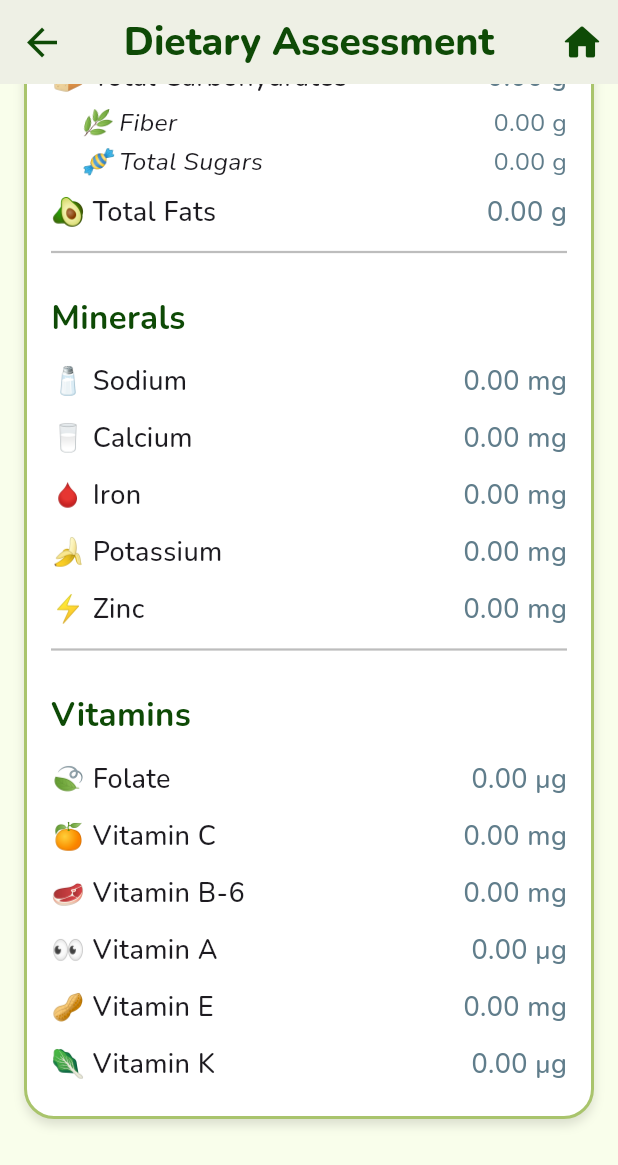
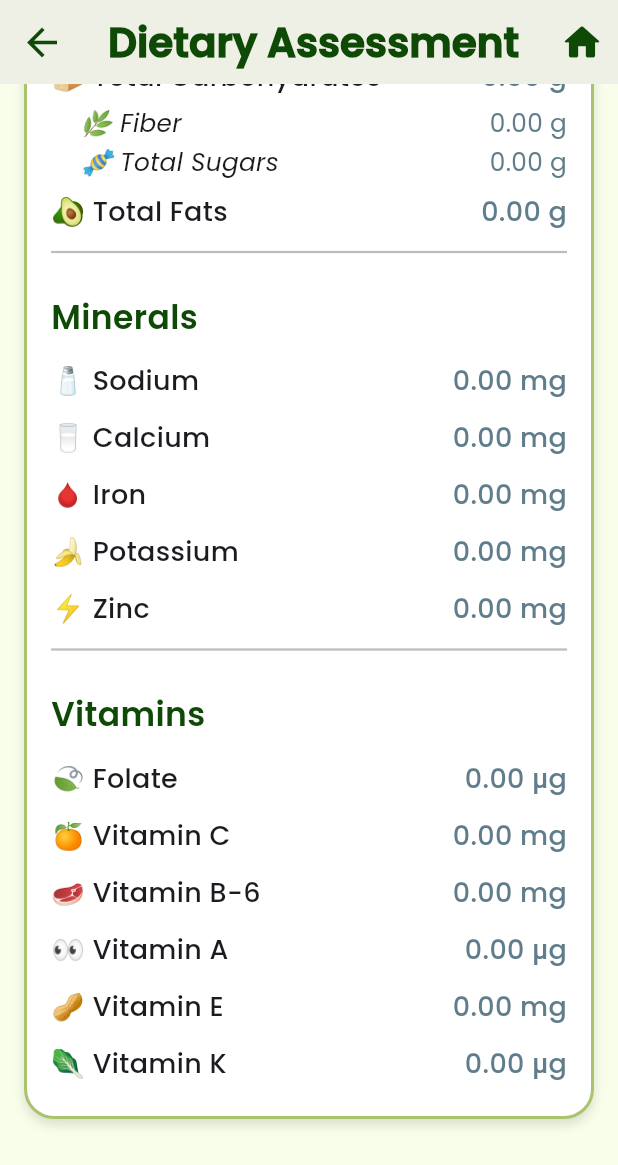
Before and after one commit to chrmlmrn/NutriShow, a Flutter app: the MacronutrientAdvicePage screen opened directly with empty values, scrolled down 242 dp, on a phone screen of 412 x 824 dp. Shown: the top 1165 px of the screen. Run offline on Flutter 3.47's test engine with Material 3 defaults, Android fonts, the phone set to English and light mode, and no system bars; our stand-ins replace fl_chart, google_fonts, image_picker, shared_preferences, sqflite; missing offline and left inert: tflite_flutter; accounts and stored records are empty.

Commit message:
updated fonts and UI design

```diff
--- a/lib/views/advice.dart
+++ b/lib/views/advice.dart
@@ -187,7 +187,7 @@ class MacronutrientAdvicePage extends StatelessWidget {
       padding: const EdgeInsets.only(bottom: 6.0),
       child: Text(
         msg,
-        style: GoogleFonts.nunito(
+        style: GoogleFonts.poppins(
           fontSize: 16.5,
           fontStyle: FontStyle.italic,
           color: Color(0xFFcf2400),
@@ -218,7 +218,7 @@ class MacronutrientAdvicePage extends StatelessWidget {
         actions: [
           TextButton(
             onPressed: () => Navigator.pop(context),
-            child: Text("Close", style: GoogleFonts.poppins(fontSize: 15, color: Color(0xFF0E4A06))),
+            child: Text("Close", style: GoogleFonts.poppins(fontSize: 15, fontWeight: FontWeight.bold, color: Color(0xFF0E4A06))),
           ),
         ],
       ),
@@ -265,7 +265,7 @@ class MacronutrientAdvicePage extends StatelessWidget {
         iconTheme: IconThemeData(color: Color(0xFF0E4A06), size: 30),
         title: Text(
           'Dietary Assessment',
-          style: GoogleFonts.nunito(fontSize: 26, fontWeight: FontWeight.w800, color: Color(0xFF0E4A06)),
+          style: GoogleFonts.poppins(fontSize: 27, fontWeight: FontWeight.w800, color: Color(0xFF0E4A06)),
         ),
         actions: [
           IconButton(
@@ -291,7 +291,7 @@ class MacronutrientAdvicePage extends StatelessWidget {
                   padding: const EdgeInsets.only(top: 4.0),
                   child: Text(
                     "Category: ${foodDetails['category_name'].toString()}",
-                    style: GoogleFonts.nunito(
+                    style: GoogleFonts.poppins(
                       fontSize: 16.5,
                       fontStyle: FontStyle.italic,
                       color: Colors.black87,
@@ -313,7 +313,7 @@ class MacronutrientAdvicePage extends StatelessWidget {
                   padding: const EdgeInsets.only(top: 6.0),
                   child: Text(
                     "$portionSize portion(s) • ${_calculateTotalGrams()} grams",
-                    style: GoogleFonts.nunito(
+                    style: GoogleFonts.poppins(
                       fontSize: 17,
                       fontStyle: FontStyle.italic,
                       color: Colors.black87,
@@ -325,7 +325,7 @@ class MacronutrientAdvicePage extends StatelessWidget {
                 child: Column(
                   crossAxisAlignment: CrossAxisAlignment.start,
                   children: [
-                    _buildHeaderRow("🔥 Calories", "${_adjustForPortion(foodDetails['energy_kcal'] ?? 0).toStringAsFixed(0)} kcal"),
+                    _buildHeaderRow("🔥 Calories", "${_adjustForPortion(foodDetails['energy_kcal'] ?? 0).toStringAsFixed(2)} kcal"),
                     SizedBox(height: 10),
                     _buildNutrientRow("🍗 Protein", _adjustForPortion(foodDetails['protein_g'] ?? 0), "g"),
                     _buildNutrientRow("🍞 Total Carbohydrates", _adjustForPortion(foodDetails['carbohydrates_g'] ?? 0), "g"),
@@ -374,7 +374,7 @@ class MacronutrientAdvicePage extends StatelessWidget {
                           padding: const EdgeInsets.only(bottom: 12.0),
                           child: Text(
                             "ℹ️  $notice",
-                            style: GoogleFonts.nunito(
+                            style: GoogleFonts.poppins(
                               fontSize: 15.5,
                               fontStyle: FontStyle.italic,
                               color: Colors.black87,
@@ -386,10 +386,10 @@ class MacronutrientAdvicePage extends StatelessWidget {
                         ...[
                           Text(
                             "Too much nutrients (${(assessment?['too_much'] as List?)?.length ?? 0}):",
-                            style: GoogleFonts.nunito(fontSize: 16.5, fontWeight: FontWeight.w700),
+                            style: GoogleFonts.poppins(fontSize: 16.5, fontWeight: FontWeight.w700),
                           ),
                           if ((assessment?['too_much'] as List?)?.isEmpty ?? true)
-                            Text("⚫  None", style: GoogleFonts.nunito(fontSize: 16.5))
+                            Text("⚫  None", style: GoogleFonts.poppins(fontSize: 16.5))
                           else
                             ...List.generate(
                               (assessment!['too_much'] as List).length,
@@ -413,17 +413,17 @@ class MacronutrientAdvicePage extends StatelessWidget {
 
                                 return Padding(
                                   padding: const EdgeInsets.symmetric(vertical: 2.0),
-                                  child: Text("🔴  $item", style: GoogleFonts.nunito(fontSize: 16.5)),
+                                  child: Text("🔴  $item", style: GoogleFonts.poppins(fontSize: 16.5)),
                                 );
                               },
                             ),
                           const SizedBox(height: 15),
                           Text(
                             "Lacking nutrients (${(assessment?['lacking'] as List?)?.length ?? 0}):",
-                            style: GoogleFonts.nunito(fontSize: 16.5, fontWeight: FontWeight.w700),
+                            style: GoogleFonts.poppins(fontSize: 16.5, fontWeight: FontWeight.w700),
                           ),
                           if ((assessment?['lacking'] as List?)?.isEmpty ?? true)
-                            Text("⚫  None", style: GoogleFonts.nunito(fontSize: 16.5))
+                            Text("⚫  None", style: GoogleFonts.poppins(fontSize: 16.5))
                           else
                             ...List.generate(
                               (assessment!['lacking'] as List).length,
@@ -447,7 +447,7 @@ class MacronutrientAdvicePage extends StatelessWidget {
 
                                 return Padding(
                                   padding: const EdgeInsets.symmetric(vertical: 2.0),
-                                  child: Text("🟡  $item", style: GoogleFonts.nunito(fontSize: 16.5)),
+                                  child: Text("🟡  $item", style: GoogleFonts.poppins(fontSize: 16.5)),
                                 );
                               },
                             ),
@@ -459,7 +459,7 @@ class MacronutrientAdvicePage extends StatelessWidget {
                             padding: const EdgeInsets.only(bottom: 6.0),
                             child: Text(
                               msg,
-                              style: GoogleFonts.nunito(
+                              style: GoogleFonts.poppins(
                                 fontSize: 16.5,
                                 fontStyle: FontStyle.italic,
                                 color: Color(0xFFB80000),
@@ -468,7 +468,7 @@ class MacronutrientAdvicePage extends StatelessWidget {
                           )).toList() ?? _buildPinnedAdvice())
                         ]
                       else
-                        Text("• Not available", style: GoogleFonts.nunito(fontSize: 16.5)),
+                        Text("• Not available", style: GoogleFonts.poppins(fontSize: 16.5)),
                     ],
                   ),
                 ),
@@ -593,7 +593,7 @@ class MacronutrientAdvicePage extends StatelessWidget {
       padding: const EdgeInsets.only(top: 20.0, bottom: 8.0),
       child: Text(
         title,
-        style: GoogleFonts.nunito(
+        style: GoogleFonts.poppins(
           fontSize: 22,
           fontWeight: FontWeight.w700,
           color: Color(0xFF0E4A06),
@@ -610,11 +610,11 @@ class MacronutrientAdvicePage extends StatelessWidget {
         children: [
           Text(
             name,
-            style: GoogleFonts.nunito(fontSize: 18, fontWeight: FontWeight.w500),
+            style: GoogleFonts.poppins(fontSize: 18, fontWeight: FontWeight.w500),
           ),
           Text(
               "${(value != null) ? _formatValue(value as num) : 'Unknown'} $unit",
-              style: GoogleFonts.nunito(fontSize: 18, fontWeight: FontWeight.w500, color: Colors.blueGrey),
+              style: GoogleFonts.poppins(fontSize: 18, fontWeight: FontWeight.w500, color: Colors.blueGrey),
           ),
         ],
       ),
@@ -629,11 +629,11 @@ class MacronutrientAdvicePage extends StatelessWidget {
         children: [
           Text(
             name,
-            style: GoogleFonts.nunito(fontSize: 16.5, fontStyle: FontStyle.italic),
+            style: GoogleFonts.poppins(fontSize: 16.5, fontStyle: FontStyle.italic),
           ),
           Text(
               "${(value != null) ? _formatValue(value as num) : 'Unknown'} $unit",
-              style: GoogleFonts.nunito(fontSize: 16.5, color: Colors.blueGrey),
+              style: GoogleFonts.poppins(fontSize: 16.5, color: Colors.blueGrey),
           ),
         ],
       ),
@@ -731,7 +731,7 @@ class MacronutrientAdvicePage extends StatelessWidget {
           padding: const EdgeInsets.symmetric(vertical: 2.0),
           child: Text(
             "🟢  $label: $displayText",
-            style: GoogleFonts.nunito(fontSize: 16.5),
+            style: GoogleFonts.poppins(fontSize: 16.5),
           ),
         ),
       );
--- a/lib/views/splash.dart
+++ b/lib/views/splash.dart
@@ -57,8 +57,8 @@ class SplashScreenState extends State<SplashScreen> {
                 const SizedBox(height: 6),
                 Text(
                   'Image In, Insights Out: \nTrack your food without a doubt',
-                  style: GoogleFonts.nunito(
-                    fontSize: 20,
+                  style: GoogleFonts.poppins(
+                    fontSize: 18,
                     fontWeight: FontWeight.bold,
                     color: Color(0xFFF4FFC3).withOpacity(0.6),
                   ),
--- a/lib/views/user_input.dart
+++ b/lib/views/user_input.dart
@@ -219,8 +219,8 @@ class _UserInputScreenState extends State<UserInputScreen> {
                 const SizedBox(height: 60),
                 Text(
                   'User Metrics',
-                  style: GoogleFonts.nunito(
-                    fontSize: 34.5,
+                  style: GoogleFonts.poppins(
+                    fontSize: 33,
                     fontWeight: FontWeight.w800,
                     color: Color(0xFF0E4A06),
                   ),
@@ -467,7 +467,7 @@ class _UserInputScreenState extends State<UserInputScreen> {
                     ),
                     child: Text(
                       "Submit",
-                      style: GoogleFonts.nunito(fontSize: 16.5, fontWeight: FontWeight.bold),
+                      style: GoogleFonts.poppins(fontSize: 16.5, fontWeight: FontWeight.bold),
                     ),
                   ),
                 ),
```
Also changed, not shown: lib/views/history.dart (+14 -18 lines), lib/views/options.dart (+7 -6 lines), 4 other files.
